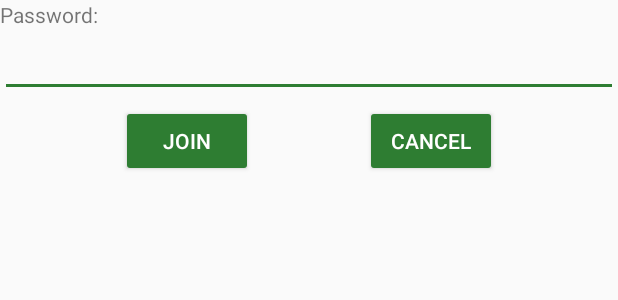
After one commit to JoseRNFaria/UdacityFriendlyChat, an Android app: the layout dialog_password_room.xml on its own in the app's theme, with its tools: preview values and no code run, on a phone screen of 412 x 824 dp. The commit adds this screen. Shown: the top 300 px of the screen. Run offline under Robolectric (Android 15) with nearby library versions, the phone set to English and light mode, and no system bars.

Commit message:
Added password verification in chat rooms

```diff
--- a/app/src/main/java/com/google/firebase/udacity/friendlychat/components/MarginItemDecoration.kt
+++ b/app/src/main/java/com/google/firebase/udacity/friendlychat/components/MarginItemDecoration.kt
@@ -3,7 +3,6 @@ package com.google.firebase.udacity.friendlychat.components
 import android.graphics.Rect
 import android.support.v7.widget.RecyclerView
 import android.view.View
-import com.google.firebase.udacity.friendlychat.R
 
 class MarginItemDecoration(private val spaceHeight: Int) : RecyclerView.ItemDecoration() {
     override fun getItemOffsets(outRect: Rect, view: View,
--- a/app/src/main/java/com/google/firebase/udacity/friendlychat/view/RoomView.kt
+++ b/app/src/main/java/com/google/firebase/udacity/friendlychat/view/RoomView.kt
@@ -20,6 +20,7 @@ import com.google.firebase.udacity.friendlychat.utils.objects.ChatRoomWithKey
 import com.google.firebase.udacity.friendlychat.viewModels.RoomViewModel
 import kotlinx.android.synthetic.main.activity_room.*
 import kotlinx.android.synthetic.main.dialog_create_room.view.*
+import kotlinx.android.synthetic.main.dialog_password_room.view.*
 
 
 class RoomView : AppCompatActivity(), ChatRoomInterface {
@@ -110,12 +111,37 @@ class RoomView : AppCompatActivity(), ChatRoomInterface {
 
     override fun openRoom(room: ChatRoomWithKey) {
 
-        /* val customView = layoutInflater.inflate(R.layout.dialog_create_room, null)
+        if (room.room.password.isNotEmpty()) {
+            val customView = layoutInflater.inflate(R.layout.dialog_password_room, null)
 
-         val dialog = Dialog(this@RoomView)
-         dialog.setContentView(customView) // your custom view.
-         dialog.show()*/
+            val dialog = Dialog(this@RoomView)
+            dialog.setContentView(customView) // your custom view.
+            dialog.show()
 
+            val window = dialog.window
+            window?.setLayout(WindowManager.LayoutParams.FILL_PARENT, WindowManager.LayoutParams.WRAP_CONTENT)
+
+            customView.join_password_button.setOnClickListener {
+                if (room.room.password == customView.room_input_password.text.toString()) {
+                    enterRoom(room)
+                } else {
+                    Toast.makeText(this, "Wrong password", Toast.LENGTH_SHORT).show()
+                }
+                dialog.cancel()
+            }
+
+            customView.cancel_password_button.setOnClickListener {
+                dialog.cancel()
+            }
+
+
+        } else {
+            enterRoom(room)
+        }
+
+    }
+
+    private fun enterRoom(room: ChatRoomWithKey) {
         val intent = Intent(this, ChatView::class.java)
         intent.putExtra(Constants.USERNAME_PARAM, username)
         intent.putExtra(Constants.ROOM_KEY_PARAM, room.key)
--- /dev/null
+++ b/app/src/main/res/layout/dialog_password_room.xml
@@ -0,0 +1,49 @@
+<?xml version="1.0" encoding="utf-8"?>
+<LinearLayout xmlns:android="http://schemas.android.com/apk/res/android"
+    xmlns:app="http://schemas.android.com/apk/res-auto"
+    android:layout_width="match_parent"
+    android:layout_height="wrap_content"
+    android:orientation="vertical">
+
+    <TextView
+        android:layout_width="wrap_content"
+        android:layout_height="wrap_content"
+        android:labelFor="@id/room_name"
+        android:text="Password:"/>
+    <EditText
+        android:id="@+id/room_input_password"
+        android:layout_width="match_parent"
+        android:layout_height="wrap_content"
+        android:ems="10"
+        android:inputType="textPassword" />
+
+
+
+    <android.support.constraint.ConstraintLayout
+        android:layout_width="match_parent"
+        android:layout_height="wrap_content"
+        android:layout_margin="5dp">
+
+        <Button
+            android:id="@+id/cancel_password_button"
+            android:layout_width="wrap_content"
+            android:layout_height="wrap_content"
+            android:text="@string/button_cancel_room"
+            app:layout_constraintBottom_toBottomOf="parent"
+            app:layout_constraintEnd_toEndOf="parent"
+            app:layout_constraintHorizontal_bias="0.5"
+            app:layout_constraintStart_toEndOf="@+id/join_password_button"
+            app:layout_constraintTop_toTopOf="parent" />
+
+        <Button
+            android:id="@+id/join_password_button"
+            android:layout_width="wrap_content"
+            android:layout_height="wrap_content"
+            android:text="@string/button_join_room"
+            app:layout_constraintBottom_toBottomOf="parent"
+            app:layout_constraintEnd_toStartOf="@+id/cancel_password_button"
+            app:layout_constraintHorizontal_bias="0.5"
+            app:layout_constraintStart_toStartOf="parent"
+            app:layout_constraintTop_toTopOf="parent" />
+    </android.support.constraint.ConstraintLayout>
+</LinearLayout>
--- a/app/src/main/res/values/strings.xml
+++ b/app/src/main/res/values/strings.xml
@@ -8,5 +8,7 @@
     <string name="login_button">Login</string>
     <string name="title_activity_room">RoomActivity</string>
     <string name="button_create_room">Create</string>
+    <string name="button_join_room">Join</string>
     <string name="button_cancel_room">Cancel</string>
+
 </resources>
```
